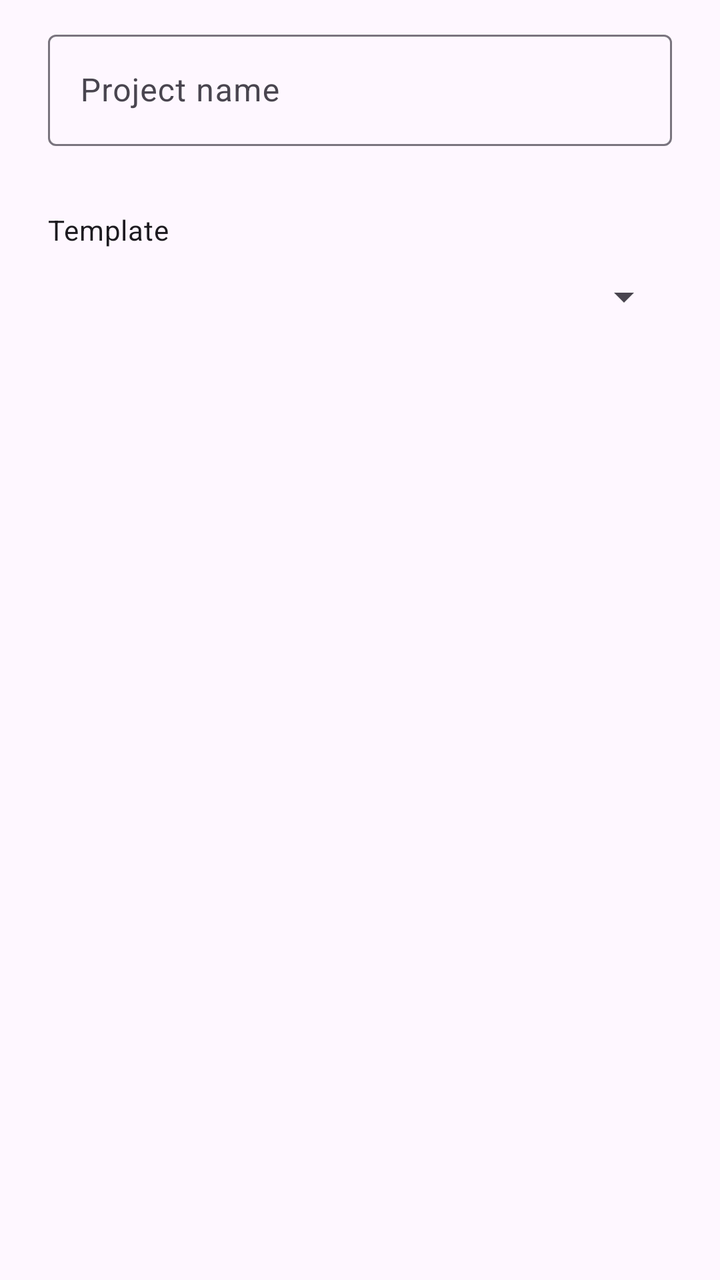
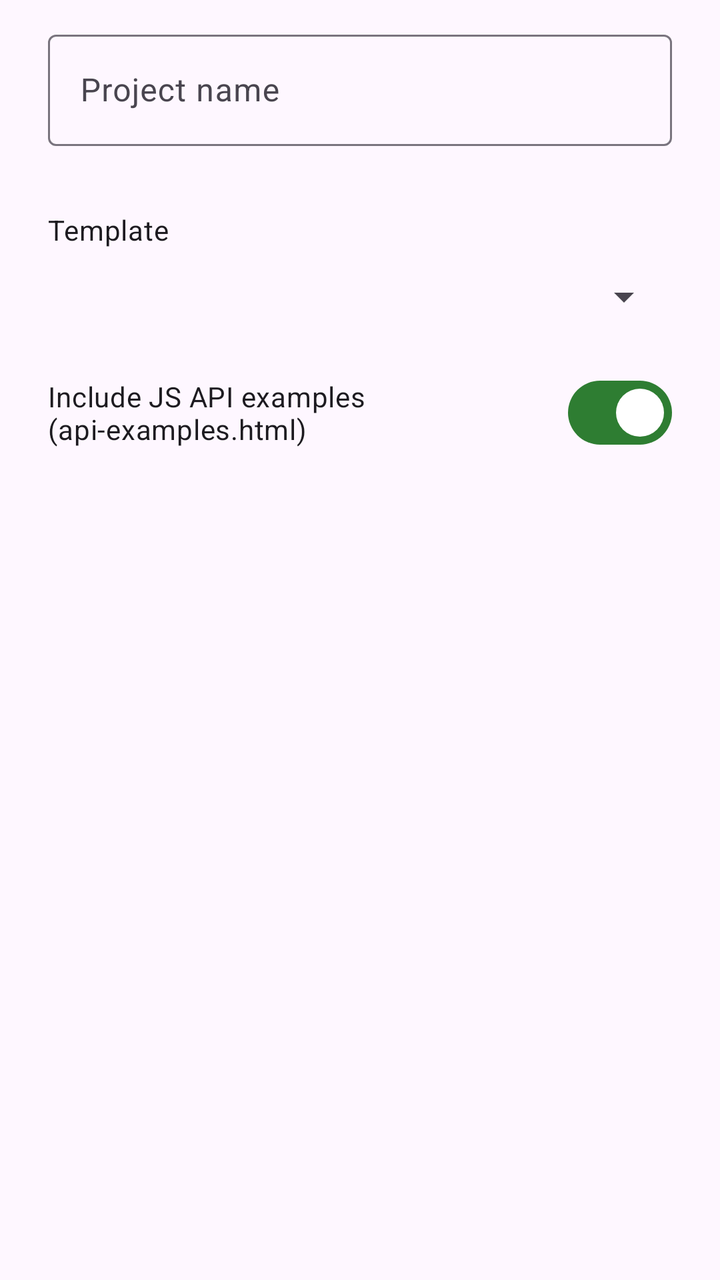

Screens rendered from an Android XML layout before and after an edit, with the pre-edit source and the edit as a unified diff.
<!-- AndroidManifest.xml: application theme Theme.WAM -->
<!-- res/layout/dialog_new_project.xml -->
<?xml version="1.0" encoding="utf-8"?>
<LinearLayout xmlns:android="http://schemas.android.com/apk/res/android"
    android:layout_width="match_parent"
    android:layout_height="wrap_content"
    android:orientation="vertical"
    android:paddingStart="24dp"
    android:paddingEnd="24dp"
    android:paddingTop="12dp">

    
    <com.google.android.material.textfield.TextInputLayout
        android:id="@+id/np_name_layout"
        android:layout_width="match_parent"
        android:layout_height="wrap_content"
        android:hint="@string/project_name_label">

        <com.google.android.material.textfield.TextInputEditText
            android:id="@+id/np_name"
            android:layout_width="match_parent"
            android:layout_height="wrap_content"
            android:inputType="text"
            android:maxLength="48" />
    </com.google.android.material.textfield.TextInputLayout>

    <TextView
        android:id="@+id/np_id_preview"
        android:layout_width="match_parent"
        android:layout_height="wrap_content"
        android:layout_marginTop="4dp"
        android:fontFamily="monospace"
        android:textSize="12sp"
        android:textColor="?android:attr/textColorSecondary" />

    <TextView
        android:layout_width="match_parent"
        android:layout_height="wrap_content"
        android:layout_marginTop="12dp"
        android:text="@string/template_label"
        android:textAppearance="?attr/textAppearanceBodyMedium" />

    <Spinner
        android:id="@+id/np_template"
        android:layout_width="match_parent"
        android:layout_height="48dp"
        android:layout_marginBottom="8dp" />
</LinearLayout>
<!-- resources referenced by this layout -->
<resources>
  <string name="project_name_label">Project name</string>
  <string name="template_label">Template</string>
  <style name="Theme.WAM" parent="Theme.Material3.DayNight.NoActionBar">
          <item name="colorPrimary">@color/wam_primary</item>
          <item name="colorOnPrimary">@color/wam_on_primary</item>
          <item name="colorPrimaryContainer">@color/wam_primary_container</item>
          <item name="colorOnPrimaryContainer">@color/wam_on_primary_container</item>
          <item name="colorSecondary">@color/wam_secondary</item>
          <item name="colorSecondaryContainer">@color/wam_secondary_container</item>
          <item name="colorOnSecondaryContainer">@color/wam_on_secondary_container</item>
          <item name="android:statusBarColor">@android:color/transparent</item>
          <item name="android:navigationBarColor">@android:color/transparent</item>
          <item name="android:windowLightStatusBar">true</item>
      </style>
  <color name="wam_primary">#2E7D32</color>
  <color name="wam_on_primary">#FFFFFF</color>
  <color name="wam_primary_container">#B7E4B7</color>
  <color name="wam_on_primary_container">#0B3D0E</color>
  <color name="wam_secondary">#00695C</color>
  <color name="wam_secondary_container">#CCE8E4</color>
  <color name="wam_on_secondary_container">#00201C</color>
</resources>

<!-- the commit's change to res/layout/dialog_new_project.xml (unified diff, before → after) -->
@@ -41,6 +41,15 @@
     <Spinner
         android:id="@+id/np_template"
         android:layout_width="match_parent"
-        android:layout_height="48dp"
-        android:layout_marginBottom="8dp" />
+        android:layout_height="48dp" />
+
+    
+    <com.google.android.material.materialswitch.MaterialSwitch
+        android:id="@+id/np_jsapi"
+        android:layout_width="match_parent"
+        android:layout_height="wrap_content"
+        android:layout_marginTop="10dp"
+        android:layout_marginBottom="8dp"
+        android:checked="true"
+        android:text="@string/np_include_jsapi" />
 </LinearLayout>
<!-- resource entries referenced after the edit -->
@@ -1,5 +1,6 @@
 <!-- resources referenced by this layout -->
 <resources>
+  <string name="np_include_jsapi">Include JS API examples (api-examples.html)</string>
   <string name="project_name_label">Project name</string>
   <string name="template_label">Template</string>
   <style name="Theme.WAM" parent="Theme.Material3.DayNight.NoActionBar">
